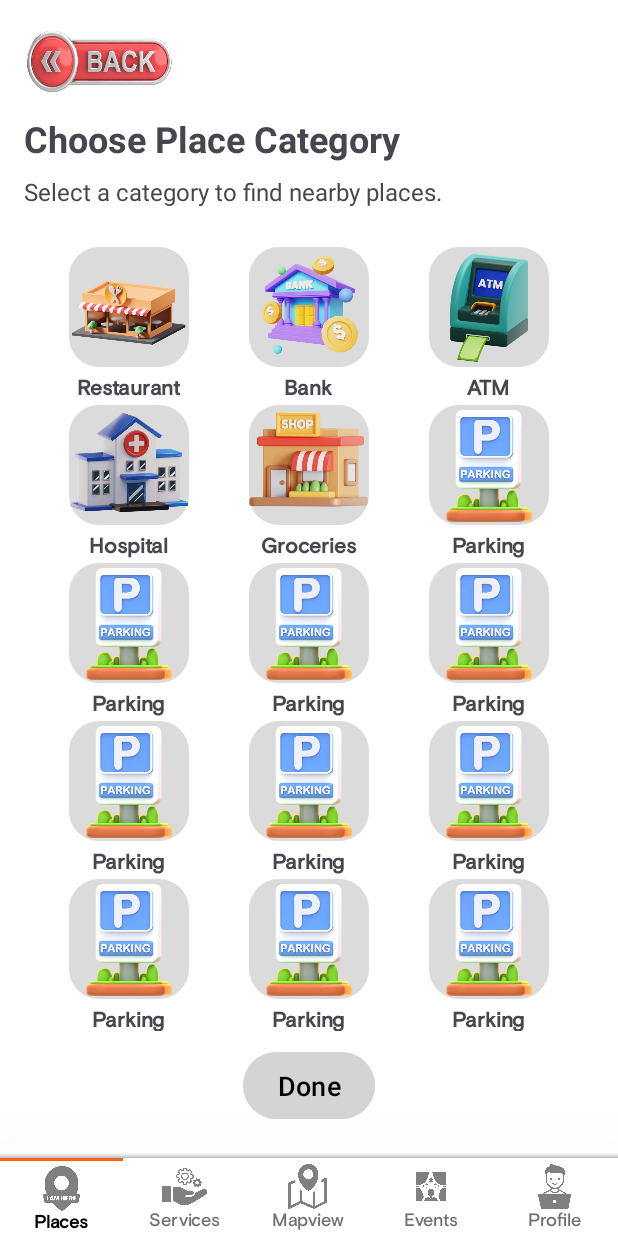
After one commit to BhaskarAcharjee/NearbyLocator, an Android app: the ChoosePlaceFragment screen opened through its navigation route, on a phone screen of 412 x 824 dp. The commit adds this screen. Run offline under Robolectric (Android 15) with nearby library versions, the phone set to English and light mode, and no system bars; our stand-ins replace navigation-ui; Roboto replaces fonts that are not available here.

Commit message:
Add Choose Place Category Layout

```diff
--- /dev/null
+++ b/app/src/main/java/com/example/nearbylocator/fragments/ChoosePlaceFragment.kt
@@ -0,0 +1,30 @@
+package com.example.nearbylocator.fragments
+
+import android.os.Bundle
+import androidx.appcompat.widget.Toolbar
+import androidx.fragment.app.Fragment
+import android.view.LayoutInflater
+import android.view.View
+import android.view.ViewGroup
+import androidx.appcompat.app.AppCompatActivity
+import androidx.appcompat.widget.SearchView
+import com.example.nearbylocator.databinding.FragmentChoosePlaceBinding
+
+class ChoosePlaceFragment : Fragment() {
+
+    private lateinit var binding: FragmentChoosePlaceBinding
+
+    override fun onCreateView(
+        inflater: LayoutInflater, container: ViewGroup?,
+        savedInstanceState: Bundle?
+    ): View {
+        binding = FragmentChoosePlaceBinding.inflate(inflater, container, false)
+        return binding.root
+    }
+
+    override fun onViewCreated(view: View, savedInstanceState: Bundle?) {
+        super.onViewCreated(view, savedInstanceState)
+
+
+    }
+}
--- a/app/src/main/java/com/example/nearbylocator/fragments/HomeFragment.kt
+++ b/app/src/main/java/com/example/nearbylocator/fragments/HomeFragment.kt
@@ -54,6 +54,7 @@ class HomeFragment : Fragment() {
         setupTextSwitcher() // Set up the text switcher for hints
         setupProfileIconNavigation() // Set up profile icon click event
         setupQuickCategoryNavigation()
+        setupChoosePlaceCategory()
     }
 
     // Setting up ViewPager2 for image slider with transformer
@@ -252,6 +253,19 @@ class HomeFragment : Fragment() {
         }
     }
 
+    private fun setupChoosePlaceCategory() {
+        val quickPlaceCategoryLayout = binding.quickPlaceCategory
+        val placeIcon =
+            quickPlaceCategoryLayout.placeIcon // Access the profile icon from the included layout (layout_header)
+
+        // Set up click listener for profile icon
+        placeIcon.setOnClickListener {
+            // Navigate to ProfileFragment
+            val navController = findNavController()
+            navController.navigate(R.id.action_homeFragment_to_choosePlaceFragment)
+        }
+    }
+
     // Pause the image auto-slide when the fragment is paused
     override fun onPause() {
         super.onPause()
--- /dev/null
+++ b/app/src/main/res/layout/fragment_choose_place.xml
@@ -0,0 +1,463 @@
+<?xml version="1.0" encoding="utf-8"?>
+<RelativeLayout xmlns:android="http://schemas.android.com/apk/res/android"
+    xmlns:tools="http://schemas.android.com/tools"
+    android:id="@+id/chooseQuickPlaceCategoryLayout"
+    android:layout_width="match_parent"
+    android:layout_height="match_parent"
+    tools:context=".fragments.ChoosePlaceFragment"
+    android:padding="16dp">
+
+    <!-- Back Button -->
+    <ImageButton
+        android:id="@+id/backButton"
+        android:layout_width="100dp"
+        android:layout_height="50dp"
+        android:layout_alignParentStart="true"
+        android:layout_marginBottom="10dp"
+        android:background="@drawable/back_icon"
+        android:contentDescription="Back" />
+
+    <!-- Heading -->
+    <TextView
+        android:id="@+id/heading"
+        android:layout_width="wrap_content"
+        android:layout_height="wrap_content"
+        android:layout_below="@id/backButton"
+        android:layout_marginBottom="8dp"
+        android:text="Choose Place Category"
+        android:textSize="24sp"
+        android:textStyle="bold" />
+
+    <!-- Short Description -->
+    <TextView
+        android:id="@+id/shortDescription"
+        android:layout_width="wrap_content"
+        android:layout_height="wrap_content"
+        android:layout_below="@id/heading"
+        android:layout_marginBottom="16dp"
+        android:text="Select a category to find nearby places."
+        android:textSize="16sp" />
+
+    <!-- Vertical ScrollView containing the GridLayout -->
+    <ScrollView
+        android:id="@+id/categoryScrollView"
+        android:layout_width="match_parent"
+        android:layout_height="0dp"
+        android:layout_above="@+id/doneButton"
+        android:layout_below="@id/shortDescription"
+        android:scrollbars="none"
+        android:layout_weight="1">
+
+        <GridLayout
+            android:layout_width="match_parent"
+            android:layout_height="wrap_content"
+            android:columnCount="3"
+            android:padding="10dp"
+            android:rowCount="4">
+
+            <!-- Restaurant Category -->
+            <LinearLayout
+                android:layout_width="0dp"
+                android:layout_height="wrap_content"
+                android:layout_columnWeight="1"
+                android:gravity="center"
+                android:orientation="vertical">
+
+                <ImageView
+                    android:layout_width="80dp"
+                    android:layout_height="80dp"
+                    android:background="@drawable/rounded_corner"
+                    android:src="@drawable/resturant_icon" />
+
+                <TextView
+                    android:layout_width="wrap_content"
+                    android:layout_height="wrap_content"
+                    android:layout_gravity="center"
+                    android:fontFamily="@font/swiggy_font_medium"
+                    android:paddingTop="5dp"
+                    android:text="Restaurant"
+                    android:textStyle="bold" />
+            </LinearLayout>
+
+            <!-- Bank Category -->
+            <LinearLayout
+                android:layout_width="0dp"
+                android:layout_height="wrap_content"
+                android:layout_columnWeight="1"
+                android:gravity="center"
+                android:orientation="vertical">
+
+                <ImageView
+                    android:layout_width="80dp"
+                    android:layout_height="80dp"
+                    android:background="@drawable/rounded_corner"
+                    android:src="@drawable/bank_icon" />
+
+                <TextView
+                    android:layout_width="wrap_content"
+                    android:layout_height="wrap_content"
+                    android:layout_gravity="center"
+                    android:fontFamily="@font/swiggy_font_medium"
+                    android:paddingTop="5dp"
+                    android:text="Bank"
+                    android:textStyle="bold" />
+            </LinearLayout>
+
+            <!-- ATM Category -->
+            <LinearLayout
+                android:layout_width="0dp"
+                android:layout_height="wrap_content"
+                android:layout_columnWeight="1"
+                android:gravity="center"
+                android:orientation="vertical">
+
+                <ImageView
+                    android:layout_width="80dp"
+                    android:layout_height="80dp"
+                    android:background="@drawable/rounded_corner"
+                    android:src="@drawable/atm_icon" />
+
+                <TextView
+                    android:layout_width="wrap_content"
+                    android:layout_height="wrap_content"
+                    android:layout_gravity="center"
+                    android:fontFamily="@font/swiggy_font_medium"
+                    android:paddingTop="5dp"
+                    android:text="ATM"
+                    android:textStyle="bold" />
+            </LinearLayout>
+
+            <!-- Hospital Category -->
+            <LinearLayout
+                android:layout_width="0dp"
+                android:layout_height="wrap_content"
+                android:layout_columnWeight="1"
+                android:gravity="center"
+                android:orientation="vertical">
+
+                <ImageView
+                    android:layout_width="80dp"
+                    android:layout_height="80dp"
+                    android:background="@drawable/rounded_corner"
+                    android:src="@drawable/hospital_icon" />
+
+                <TextView
+                    android:layout_width="wrap_content"
+                    android:layout_height="wrap_content"
+                    android:layout_gravity="center"
+                    android:fontFamily="@font/swiggy_font_medium"
+                    android:paddingTop="5dp"
+                    android:text="Hospital"
+                    android:textStyle="bold" />
+            </LinearLayout>
+
+            <!-- Groceries Category -->
+            <LinearLayout
+                android:layout_width="0dp"
+                android:layout_height="wrap_content"
+                android:layout_columnWeight="1"
+                android:gravity="center"
+                android:orientation="vertical">
+
+                <ImageView
+                    android:layout_width="80dp"
+                    android:layout_height="80dp"
+                    android:background="@drawable/rounded_corner"
+                    android:src="@drawable/groceries_icon" />
+
+                <TextView
+                    android:layout_width="wrap_content"
+                    android:layout_height="wrap_content"
+                    android:layout_gravity="center"
+                    android:fontFamily="@font/swiggy_font_medium"
+                    android:paddingTop="5dp"
+                    android:text="Groceries"
+                    android:textStyle="bold" />
+            </LinearLayout>
+
+            <!-- Parking Category -->
+            <LinearLayout
+                android:layout_width="0dp"
+                android:layout_height="wrap_content"
+                android:layout_columnWeight="1"
+                android:gravity="center"
+                android:orientation="vertical">
+
+                <ImageView
+                    android:layout_width="80dp"
+                    android:layout_height="80dp"
+                    android:background="@drawable/rounded_corner"
+                    android:src="@drawable/parking_icon" />
+
+                <TextView
+                    android:layout_width="wrap_content"
+                    android:layout_height="wrap_content"
+                    android:layout_gravity="center"
+                    android:fontFamily="@font/swiggy_font_medium"
+                    android:paddingTop="5dp"
+                    android:text="Parking"
+                    android:textStyle="bold" />
+            </LinearLayout>
+
+            <!-- Additional Categories can be added here -->
+            <!-- Parking Category -->
+            <LinearLayout
+                android:layout_width="0dp"
+                android:layout_height="wrap_content"
+                android:layout_columnWeight="1"
+                android:gravity="center"
+                android:orientation="vertical">
+
+                <ImageView
+                    android:layout_width="80dp"
+                    android:layout_height="80dp"
+                    android:background="@drawable/rounded_corner"
+                    android:src="@drawable/parking_icon" />
+
+                <TextView
+                    android:layout_width="wrap_content"
+                    android:layout_height="wrap_content"
+                    android:layout_gravity="center"
+                    android:fontFamily="@font/swiggy_font_medium"
+                    android:paddingTop="5dp"
+                    android:text="Parking"
+                    android:textStyle="bold" />
+            </LinearLayout>
+
+            <!-- Parking Category -->
+            <LinearLayout
+                android:layout_width="0dp"
+                android:layout_height="wrap_content"
+                android:layout_columnWeight="1"
+                android:gravity="center"
+                android:orientation="vertical">
+
+                <ImageView
+                    android:layout_width="80dp"
+                    android:layout_height="80dp"
+                    android:background="@drawable/rounded_corner"
+                    android:src="@drawable/parking_icon" />
+
+                <TextView
+                    android:layout_width="wrap_content"
+                    android:layout_height="wrap_content"
+                    android:layout_gravity="center"
+                    android:fontFamily="@font/swiggy_font_medium"
+                    android:paddingTop="5dp"
+                    android:text="Parking"
+                    android:textStyle="bold" />
+            </LinearLayout>
+
+            <!-- Parking Category -->
+            <LinearLayout
+                android:layout_width="0dp"
+                android:layout_height="wrap_content"
+                android:layout_columnWeight="1"
+                android:gravity="center"
+                android:orientation="vertical">
+
+                <ImageView
+                    android:layout_width="80dp"
+                    android:layout_height="80dp"
+                    android:background="@drawable/rounded_corner"
+                    android:src="@drawable/parking_icon" />
+
+                <TextView
+                    android:layout_width="wrap_content"
+                    android:layout_height="wrap_content"
+                    android:layout_gravity="center"
+                    android:fontFamily="@font/swiggy_font_medium"
+                    android:paddingTop="5dp"
+                    android:text="Parking"
+                    android:textStyle="bold" />
+            </LinearLayout>
+
+            <!-- Parking Category -->
+            <LinearLayout
+                android:layout_width="0dp"
+                android:layout_height="wrap_content"
+                android:layout_columnWeight="1"
+                android:gravity="center"
+                android:orientation="vertical">
+
+                <ImageView
+                    android:layout_width="80dp"
+                    android:layout_height="80dp"
+                    android:background="@drawable/rounded_corner"
+                    android:src="@drawable/parking_icon" />
+
+                <TextView
+                    android:layout_width="wrap_content"
+                    android:layout_height="wrap_content"
+                    android:layout_gravity="center"
+                    android:fontFamily="@font/swiggy_font_medium"
+                    android:paddingTop="5dp"
+                    android:text="Parking"
+                    android:textStyle="bold" />
+            </LinearLayout>
+
+            <!-- Parking Category -->
+            <LinearLayout
+                android:layout_width="0dp"
+                android:layout_height="wrap_content"
+                android:layout_columnWeight="1"
+                android:gravity="center"
+                android:orientation="vertical">
+
+                <ImageView
+                    android:layout_width="80dp"
+                    android:layout_height="80dp"
+                    android:background="@drawable/rounded_corner"
+                    android:src="@drawable/parking_icon" />
+
+                <TextView
+                    android:layout_width="wrap_content"
+                    android:layout_height="wrap_content"
+                    android:layout_gravity="center"
+                    android:fontFamily="@font/swiggy_font_medium"
+                    android:paddingTop="5dp"
+                    android:text="Parking"
+                    android:textStyle="bold" />
+            </LinearLayout>
+
+            <!-- Parking Category -->
+            <LinearLayout
+                android:layout_width="0dp"
+                android:layout_height="wrap_content"
+                android:layout_columnWeight="1"
+                android:gravity="center"
+                android:orientation="vertical">
+
+                <ImageView
+                    android:layout_width="80dp"
+                    android:layout_height="80dp"
+                    android:background="@drawable/rounded_corner"
+                    android:src="@drawable/parking_icon" />
+
+                <TextView
+                    android:layout_width="wrap_content"
+                    android:layout_height="wrap_content"
+                    android:layout_gravity="center"
+                    android:fontFamily="@font/swiggy_font_medium"
+                    android:paddingTop="5dp"
+                    android:text="Parking"
+                    android:textStyle="bold" />
+            </LinearLayout>
+
+            <!-- Parking Category -->
+            <LinearLayout
+                android:layout_width="0dp"
+                android:layout_height="wrap_content"
+                android:layout_columnWeight="1"
+                android:gravity="center"
+                android:orientation="vertical">
+
+                <ImageView
+                    android:layout_width="80dp"
+                    android:layout_height="80dp"
+                    android:background="@drawable/rounded_corner"
+                    android:src="@drawable/parking_icon" />
+
+                <TextView
+                    android:layout_width="wrap_content"
+                    android:layout_height="wrap_content"
+                    android:layout_gravity="center"
+                    android:fontFamily="@font/swiggy_font_medium"
+                    android:paddingTop="5dp"
+                    android:text="Parking"
+                    android:textStyle="bold" />
+            </LinearLayout>
+
+            <!-- Parking Category -->
+            <LinearLayout
+                android:layout_width="0dp"
+                android:layout_height="wrap_content"
+                android:layout_columnWeight="1"
+                android:gravity="center"
+                android:orientation="vertical">
+
+                <ImageView
+                    android:layout_width="80dp"
+                    android:layout_height="80dp"
+                    android:background="@drawable/rounded_corner"
+                    android:src="@drawable/parking_icon" />
+
+                <TextView
+                    android:layout_width="wrap_content"
+                    android:layout_height="wrap_content"
+                    android:layout_gravity="center"
+                    android:fontFamily="@font/swiggy_font_medium"
+                    android:paddingTop="5dp"
+                    android:text="Parking"
+                    android:textStyle="bold" />
+            </LinearLayout>
+
+            <!-- Parking Category -->
+            <LinearLayout
+                android:layout_width="0dp"
+                android:layout_height="wrap_content"
+                android:layout_columnWeight="1"
+                android:gravity="center"
+                android:orientation="vertical">
+
+                <ImageView
+                    android:layout_width="80dp"
+                    android:layout_height="80dp"
+                    android:background="@drawable/rounded_corner"
+                    android:src="@drawable/parking_icon" />
+
+                <TextView
+                    android:layout_width="wrap_content"
+                    android:layout_height="wrap_content"
+                    android:layout_gravity="center"
+                    android:fontFamily="@font/swiggy_font_medium"
+                    android:paddingTop="5dp"
+                    android:text="Parking"
+                    android:textStyle="bold" />
+            </LinearLayout>
+
+            <!-- Parking Category -->
+            <LinearLayout
+                android:layout_width="0dp"
+                android:layout_height="wrap_content"
+                android:layout_columnWeight="1"
+                android:gravity="center"
+                android:orientation="vertical">
+
+                <ImageView
+                    android:layout_width="80dp"
+                    android:layout_height="80dp"
+                    android:background="@drawable/rounded_corner"
+                    android:src="@drawable/parking_icon" />
+
+                <TextView
+                    android:layout_width="wrap_content"
+                    android:layout_height="wrap_content"
+                    android:layout_gravity="center"
+                    android:fontFamily="@font/swiggy_font_medium"
+                    android:paddingTop="5dp"
+                    android:text="Parking"
+                    android:textStyle="bold" />
+            </LinearLayout>
+
+
+        </GridLayout>
+    </ScrollView>
+
+    <!-- Done Button -->
+    <Button
+        android:id="@+id/doneButton"
+        android:layout_width="wrap_content"
+        android:layout_height="wrap_content"
+        android:layout_alignParentBottom="true"
+        android:layout_centerHorizontal="true"
+        android:layout_marginTop="10dp"
+        android:layout_marginBottom="10dp"
+        android:backgroundTint="@color/light_grey"
+        android:drawablePadding="8dp"
+        android:padding="10dp"
+        android:text="Done"
+        android:textColor="@android:color/black"
+        android:textSize="18sp" />
+
+</RelativeLayout>
--- a/app/src/main/res/layout/layout_quick_place_category.xml
+++ b/app/src/main/res/layout/layout_quick_place_category.xml
@@ -18,6 +18,7 @@
 
             <!-- multiple categories -->
             <LinearLayout
+                android:id="@+id/placeIcon"
                 android:layout_width="wrap_content"
                 android:layout_height="wrap_content"
                 android:layout_marginEnd="10sp"
--- a/app/src/main/res/navigation/app_navigation.xml
+++ b/app/src/main/res/navigation/app_navigation.xml
@@ -23,6 +23,11 @@
         <action
             android:id="@+id/action_homeFragment_to_viewallFragment"
             app:destination="@id/viewallFragment"
+            app:popUpTo="@id/homeFragment"
+            app:popUpToInclusive="true" />
+        <action
+            android:id="@+id/action_homeFragment_to_choosePlaceFragment"
+            app:destination="@id/choosePlaceFragment"
             app:popUpTo="@id/homeFragment"
             app:popUpToInclusive="true" />
     </fragment>
@@ -59,4 +64,9 @@
         android:name="com.example.nearbylocator.fragments.ViewallFragment"
         android:label="fragment_viewall"
         tools:layout="@layout/fragment_viewall" />
+    <fragment
+        android:id="@+id/choosePlaceFragment"
+        android:name="com.example.nearbylocator.fragments.ChoosePlaceFragment"
+        android:label="fragment_choose_place"
+        tools:layout="@layout/fragment_choose_place" />
 </navigation>
```
Also changed, not shown: app/src/main/res/drawable/back_button_icon.webp (added), app/src/main/res/drawable/back_icon.png (added).
